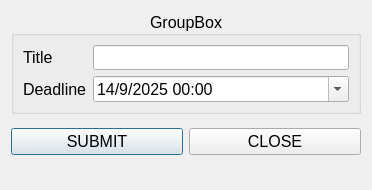
Old version of the form src/UI/add_task_window.ui in the repository Sirwq/tasks.
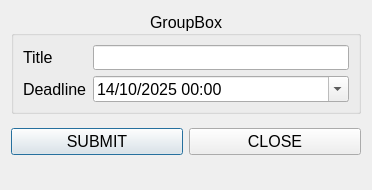
New version of the form. Icons and pictures are not drawn.

Commit message: delete dialog

The edit to the form file:
```diff
--- a/src/UI/add_task_window.ui
+++ b/src/UI/add_task_window.ui
@@ -71,23 +71,19 @@
       </item>
       <item row="1" column="1">
        <widget class="QDateTimeEdit" name="dte_deadline">
-        <property name="minimumDateTime">
+        <property name="wrapping">
+         <bool>false</bool>
+        </property>
+        <property name="dateTime">
          <datetime>
           <hour>0</hour>
           <minute>0</minute>
           <second>0</second>
           <year>2025</year>
-          <month>9</month>
+          <month>10</month>
           <day>14</day>
          </datetime>
         </property>
-        <property name="minimumDate">
-         <date>
-          <year>2025</year>
-          <month>9</month>
-          <day>14</day>
-         </date>
-        </property>
         <property name="displayFormat">
          <string>d/M/yyyy hh:mm</string>
         </property>
```
The commit also changes 7 other files.
